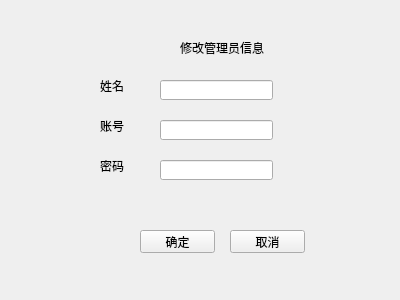
wo16pao/MS, file admin/admin_modifymanager.ui: the form before one commit.
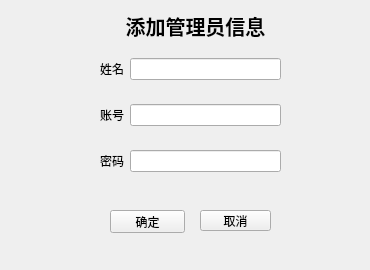
The form after the commit.

Patch:
```diff
--- a/admin/admin_modifymanager.ui
+++ b/admin/admin_modifymanager.ui
@@ -6,113 +6,73 @@
    <rect>
     <x>0</x>
     <y>0</y>
-    <width>400</width>
-    <height>300</height>
+    <width>370</width>
+    <height>270</height>
    </rect>
   </property>
   <property name="windowTitle">
    <string>Form</string>
   </property>
-  <widget class="QLineEdit" name="lineEdit_2">
+  <widget class="QPushButton" name="pushButton_2">
    <property name="geometry">
     <rect>
-     <x>160</x>
-     <y>120</y>
-     <width>113</width>
-     <height>20</height>
+     <x>200</x>
+     <y>210</y>
+     <width>71</width>
+     <height>21</height>
     </rect>
    </property>
-  </widget>
-  <widget class="QLabel" name="label_2">
-   <property name="geometry">
-    <rect>
-     <x>100</x>
-     <y>80</y>
-     <width>54</width>
-     <height>12</height>
-    </rect>
-   </property>
    <property name="text">
-    <string>姓名</string>
+    <string>取消</string>
    </property>
   </widget>
-  <widget class="QLabel" name="label_3">
+  <widget class="QWidget" name="widget" native="true">
    <property name="geometry">
     <rect>
      <x>100</x>
-     <y>120</y>
-     <width>54</width>
-     <height>12</height>
-    </rect>
-   </property>
-   <property name="text">
-    <string>账号</string>
-   </property>
-  </widget>
-  <widget class="QLineEdit" name="lineEdit_3">
-   <property name="geometry">
-    <rect>
-     <x>160</x>
-     <y>160</y>
-     <width>113</width>
-     <height>20</height>
-    </rect>
-   </property>
-  </widget>
-  <widget class="QLabel" name="label">
-   <property name="geometry">
-    <rect>
-     <x>180</x>
      <y>40</y>
-     <width>91</width>
-     <height>16</height>
+     <width>181</width>
+     <height>151</height>
     </rect>
    </property>
-   <property name="text">
-    <string>修改管理员信息</string>
-   </property>
-  </widget>
-  <widget class="QLineEdit" name="lineEdit">
-   <property name="geometry">
-    <rect>
-     <x>160</x>
-     <y>80</y>
-     <width>113</width>
-     <height>20</height>
-    </rect>
-   </property>
-  </widget>
-  <widget class="QLabel" name="label_result">
-   <property name="geometry">
-    <rect>
-     <x>60</x>
-     <y>230</y>
-     <width>54</width>
-     <height>12</height>
-    </rect>
-   </property>
-   <property name="text">
-    <string/>
-   </property>
-  </widget>
-  <widget class="QLabel" name="label_4">
-   <property name="geometry">
-    <rect>
-     <x>100</x>
-     <y>160</y>
-     <width>54</width>
-     <height>12</height>
-    </rect>
-   </property>
-   <property name="text">
-    <string>密码</string>
-   </property>
+   <layout class="QGridLayout" name="gridLayout">
+    <item row="0" column="0">
+     <widget class="QLabel" name="label_2">
+      <property name="text">
+       <string>姓名</string>
+      </property>
+     </widget>
+    </item>
+    <item row="0" column="1">
+     <widget class="QLineEdit" name="lineEdit"/>
+    </item>
+    <item row="1" column="0">
+     <widget class="QLabel" name="label_3">
+      <property name="text">
+       <string>账号</string>
+      </property>
+     </widget>
+    </item>
+    <item row="1" column="1">
+     <widget class="QLineEdit" name="lineEdit_2"/>
+    </item>
+    <item row="2" column="0">
+     <widget class="QLabel" name="label_4">
+      <property name="text">
+       <string>密码</string>
+      </property>
+     </widget>
+    </item>
+    <item row="2" column="1">
+     <widget class="QLineEdit" name="lineEdit_3"/>
+    </item>
+   </layout>
   </widget>
   <widget class="QPushButton" name="pushButton">
    <property name="geometry">
     <rect>
-     <x>140</x>
-     <y>230</y>
+     <x>110</x>
+     <y>210</y>
      <width>75</width>
      <height>23</height>
     </rect>
@@ -121,17 +81,40 @@
     <string>确定</string>
    </property>
   </widget>
-  <widget class="QPushButton" name="pushButton_2">
+  <widget class="QLabel" name="label_result">
    <property name="geometry">
     <rect>
-     <x>230</x>
-     <y>230</y>
-     <width>75</width>
-     <height>23</height>
+     <x>20</x>
+     <y>210</y>
+     <width>81</width>
+     <height>21</height>
     </rect>
    </property>
    <property name="text">
-    <string>取消</string>
+    <string/>
+   </property>
+  </widget>
+  <widget class="QLabel" name="label">
+   <property name="geometry">
+    <rect>
+     <x>120</x>
+     <y>10</y>
+     <width>151</width>
+     <height>31</height>
+    </rect>
+   </property>
+   <property name="font">
+    <font>
+     <pointsize>15</pointsize>
+     <weight>75</weight>
+     <bold>true</bold>
+    </font>
+   </property>
+   <property name="text">
+    <string>添加管理员信息</string>
+   </property>
+   <property name="alignment">
+    <set>Qt::AlignCenter</set>
    </property>
   </widget>
  </widget>
```
